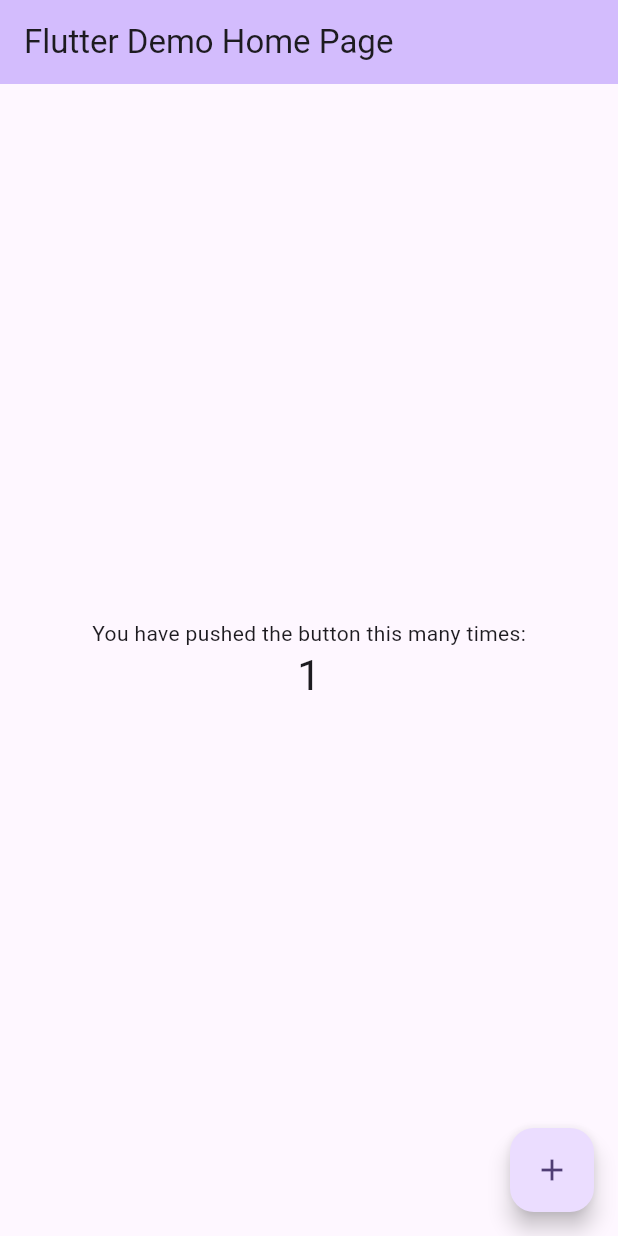
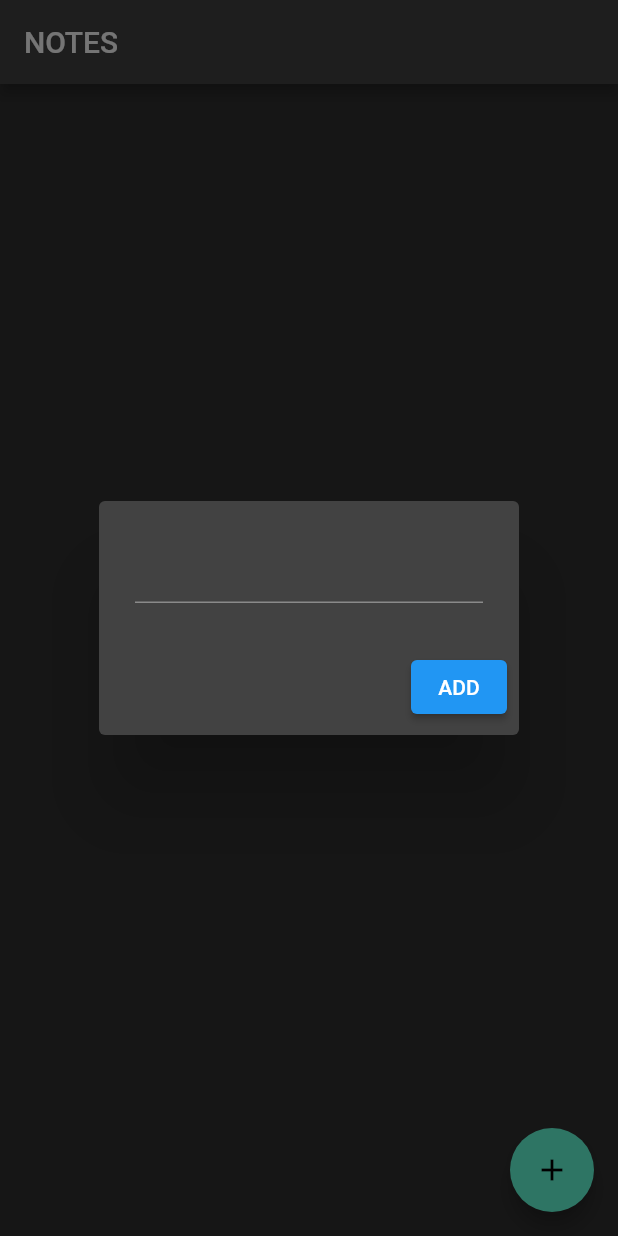
Before and after one commit to roshanjustin0010/firebase_crud, a Flutter app: the screen it shows after launch, after a tap on the "add" icon, on a phone screen of 412 x 824 dp. Run offline on Flutter 3.47's test engine with Material 2 defaults, Android fonts, the phone set to English and light mode, and no system bars; our stand-ins replace cloud_firestore, firebase_core; accounts and stored records are empty.

Commit message:
firebase crud et

```diff
--- a/lib/main.dart
+++ b/lib/main.dart
@@ -1,125 +1,23 @@
+import 'package:firebase_core/firebase_core.dart';
+import 'package:firebase_crud/firebase_options.dart';
+import 'package:firebase_crud/pages/home_page.dart';
 import 'package:flutter/material.dart';
 
-void main() {
+void main() async {
+  WidgetsFlutterBinding.ensureInitialized();
+  await Firebase.initializeApp(options: DefaultFirebaseOptions.currentPlatform);
   runApp(const MyApp());
 }
 
 class MyApp extends StatelessWidget {
   const MyApp({super.key});
 
-  // This widget is the root of your application.
   @override
   Widget build(BuildContext context) {
     return MaterialApp(
-      title: 'Flutter Demo',
-      theme: ThemeData(
-        // This is the theme of your application.
-        //
-        // TRY THIS: Try running your application with "flutter run". You'll see
-        // the application has a blue toolbar. Then, without quitting the app,
-        // try changing the seedColor in the colorScheme below to Colors.green
-        // and then invoke "hot reload" (save your changes or press the "hot
-        // reload" button in a Flutter-supported IDE, or press "r" if you used
-        // the command line to start the app).
-        //
-        // Notice that the counter didn't reset back to zero; the application
-        // state is not lost during the reload. To reset the state, use hot
-        // restart instead.
-        //
-        // This works for code too, not just values: Most code changes can be
-        // tested with just a hot reload.
-        colorScheme: ColorScheme.fromSeed(seedColor: Colors.deepPurple),
-        useMaterial3: true,
-      ),
-      home: const MyHomePage(title: 'Flutter Demo Home Page'),
+      theme: ThemeData.dark(),
+      debugShowCheckedModeBanner: false,
+      home: HomePage(),
     );
   }
 }
-
-class MyHomePage extends StatefulWidget {
-  const MyHomePage({super.key, required this.title});
-
-  // This widget is the home page of your application. It is stateful, meaning
-  // that it has a State object (defined below) that contains fields that affect
-  // how it looks.
-
-  // This class is the configuration for the state. It holds the values (in this
-  // case the title) provided by the parent (in this case the App widget) and
-  // used by the build method of the State. Fields in a Widget subclass are
-  // always marked "final".
-
-  final String title;
-
-  @override
-  State<MyHomePage> createState() => _MyHomePageState();
-}
-
-class _MyHomePageState extends State<MyHomePage> {
-  int _counter = 0;
-
-  void _incrementCounter() {
-    setState(() {
-      // This call to setState tells the Flutter framework that something has
-      // changed in this State, which causes it to rerun the build method below
-      // so that the display can reflect the updated values. If we changed
-      // _counter without calling setState(), then the build method would not be
-      // called again, and so nothing would appear to happen.
-      _counter++;
-    });
-  }
-
-  @override
-  Widget build(BuildContext context) {
-    // This method is rerun every time setState is called, for instance as done
-    // by the _incrementCounter method above.
-    //
-    // The Flutter framework has been optimized to make rerunning build methods
-    // fast, so that you can just rebuild anything that needs updating rather
-    // than having to individually change instances of widgets.
-    return Scaffold(
-      appBar: AppBar(
-        // TRY THIS: Try changing the color here to a specific color (to
-        // Colors.amber, perhaps?) and trigger a hot reload to see the AppBar
-        // change color while the other colors stay the same.
-        backgroundColor: Theme.of(context).colorScheme.inversePrimary,
-        // Here we take the value from the MyHomePage object that was created by
-        // the App.build method, and use it to set our appbar title.
-        title: Text(widget.title),
-      ),
-      body: Center(
-        // Center is a layout widget. It takes a single child and positions it
-        // in the middle of the parent.
-        child: Column(
-          // Column is also a layout widget. It takes a list of children and
-          // arranges them vertically. By default, it sizes itself to fit its
-          // children horizontally, and tries to be as tall as its parent.
-          //
-          // Column has various properties to control how it sizes itself and
-          // how it positions its children. Here we use mainAxisAlignment to
-          // center the children vertically; the main axis here is the vertical
-          // axis because Columns are vertical (the cross axis would be
-          // horizontal).
-          //
-          // TRY THIS: Invoke "debug painting" (choose the "Toggle Debug Paint"
-          // action in the IDE, or press "p" in the console), to see the
-          // wireframe for each widget.
-          mainAxisAlignment: MainAxisAlignment.center,
-          children: <Widget>[
-            const Text(
-              'You have pushed the button this many times:',
-            ),
-            Text(
-              '$_counter',
-              style: Theme.of(context).textTheme.headlineMedium,
-            ),
-          ],
-        ),
-      ),
-      floatingActionButton: FloatingActionButton(
-        onPressed: _incrementCounter,
-        tooltip: 'Increment',
-        child: const Icon(Icons.add),
-      ), // This trailing comma makes auto-formatting nicer for build methods.
-    );
-  }
-}
--- /dev/null
+++ b/lib/pages/home_page.dart
@@ -0,0 +1,108 @@
+import 'package:cloud_firestore/cloud_firestore.dart';
+import 'package:firebase_crud/services/firestore.dart';
+import 'package:flutter/material.dart';
+
+class HomePage extends StatefulWidget {
+  const HomePage({super.key});
+
+  @override
+  State<HomePage> createState() => _HomePageState();
+}
+
+class _HomePageState extends State<HomePage> {
+  // firestore object
+  final FirestoreService firestoreService = FirestoreService();
+
+  // text controller
+  final TextEditingController textController = TextEditingController();
+
+  // open box to add note
+  void openNoteBox(String? docID) {
+    showDialog(
+        context: context,
+        builder: (context) => AlertDialog(
+              content: TextField(
+                controller: textController,
+              ),
+              actions: [
+                ElevatedButton(
+                  onPressed: () {
+                    if (docID == null) {
+                      firestoreService.addNote(textController.text);
+                    } else {
+                      firestoreService.updateNote(docID, textController.text);
+                    }
+
+                    //   clear controller
+                    textController.clear();
+
+                    //   close box
+                    Navigator.pop(context);
+                  },
+                  child: Text('ADD'),
+                ),
+              ],
+            ));
+  }
+
+  @override
+  Widget build(BuildContext context) {
+    return Scaffold(
+      appBar: AppBar(
+        title: Text('NOTES'),
+      ),
+      body: StreamBuilder<QuerySnapshot>(
+        stream: firestoreService.getNotesStream(),
+        builder: (context, snapshot) {
+          //   if we have the data get all the data
+          if (snapshot.hasData) {
+            List notesList = snapshot.data!.docs;
+            return ListView.builder(
+                itemCount: notesList.length,
+                itemBuilder: (context, index) {
+                  //   get each indiviual doc
+                  DocumentSnapshot document = notesList[index];
+                  String docID = document.id;
+
+                  // get notes from each  doc
+                  Map<String, dynamic> data =
+                      document.data() as Map<String, dynamic>;
+                  String noteText = data['note'];
+
+                  //   display note
+                  return ListTile(
+                    title: Text(noteText),
+                    trailing: Row(
+                      mainAxisSize: MainAxisSize.min,
+                      children: [
+                        IconButton(
+                          onPressed: () {
+                            openNoteBox(docID);
+                          },
+                          icon: Icon(Icons.edit),
+                        ),
+                        IconButton(
+                            onPressed: () {
+                              firestoreService.deleteNote(docID);
+                            },
+                            icon: Icon(Icons.delete))
+                      ],
+                    ),
+                  );
+                });
+          } else {
+            return Text('no notes');
+          }
+        },
+      ),
+      floatingActionButton: FloatingActionButton(
+        onPressed: () {
+          openNoteBox(null);
+        },
+        child: Icon(
+          Icons.add,
+        ),
+      ),
+    );
+  }
+}
--- /dev/null
+++ b/lib/services/firestore.dart
@@ -0,0 +1,38 @@
+import 'package:cloud_firestore/cloud_firestore.dart';
+import 'package:firebase_core/firebase_core.dart';
+
+class FirestoreService {
+//   get connection
+  final CollectionReference notes =
+      FirebaseFirestore.instance.collection('notes');
+
+// create
+  Future<void> addNote(String note) {
+    return notes.add({
+      'note': note,
+      'timestamp': Timestamp.now(),
+    });
+  }
+
+// read
+
+  Stream<QuerySnapshot> getNotesStream() {
+    final notesStream =
+        notes.orderBy('timestamp', descending: true).snapshots();
+
+    return notesStream;
+  }
+
+// update
+  Future<void> updateNote(String docID, String newNote) {
+    return notes.doc(docID).update({
+      'note': newNote,
+      'timestamp': Timestamp.now(),
+    });
+  }
+
+// delete
+  Future<void> deleteNote(String docID) {
+    return notes.doc(docID).delete();
+  }
+}
--- a/pubspec.yaml
+++ b/pubspec.yaml
@@ -35,6 +35,9 @@ dependencies:
   # The following adds the Cupertino Icons font to your application.
   # Use with the CupertinoIcons class for iOS style icons.
   cupertino_icons: ^1.0.2
+  firebase_core: ^2.17.0
+  cloud_firestore: ^4.9.3
+  provider: ^6.0.5
 
 dev_dependencies:
   flutter_test:
```
Also changed, not shown: pubspec.lock, 6 other files.
